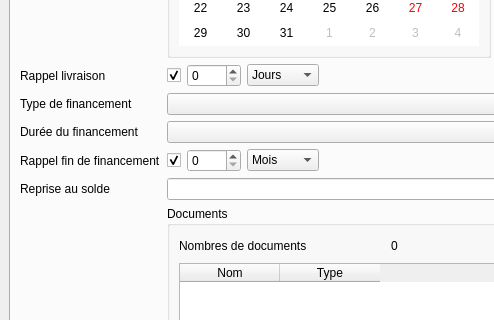
Old version of the form mainwindow.ui in the repository firedream89/customer-database; both pictures show x 0 to 494 and y 522 to 842 of the 972 by 1210 pixel window.
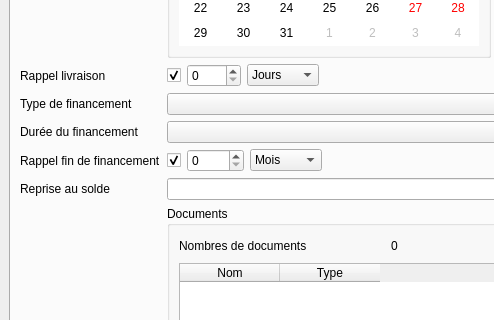
New version of the form. The open tabs and pages were chosen to show the change.

The edit to the form file:
```diff
--- a/mainwindow.ui
+++ b/mainwindow.ui
@@ -487,6 +487,12 @@
             </item>
             <item>
              <widget class="QSpinBox" name="inRappelFin">
+              <property name="suffix">
+               <string> </string>
+              </property>
+              <property name="minimum">
+               <number>0</number>
+              </property>
               <property name="maximum">
                <number>9999</number>
               </property>
```
Left out of the diff: 75 changed lines with no effect on the pictures.
